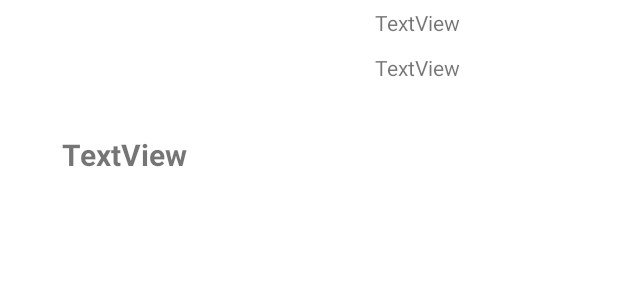
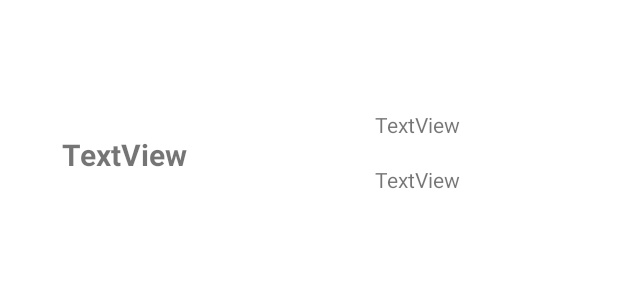
Before and after one commit to colletjea/appKenaii, an Android app: the layout adapter_view_layout.xml on its own in the app's theme, with its tools: preview values and no code run, on a phone screen of 412 x 824 dp. Shown: the top 300 px of the screen. Run offline under Robolectric (Android 15) with nearby library versions, the phone set to English and light mode, and no system bars.

Commit message:
Détails des modifs : - modif listing event

```diff
--- a/app/src/main/res/layout/adapter_view_layout.xml
+++ b/app/src/main/res/layout/adapter_view_layout.xml
@@ -28,12 +28,12 @@
     <LinearLayout
         android:id="@+id/linearLayout"
         android:layout_width="200dp"
-        android:layout_height="60dp"
+        android:layout_height="70dp"
         android:layout_marginStart="20dp"
         android:orientation="vertical"
+        app:layout_constraintBottom_toBottomOf="@+id/textView1"
         app:layout_constraintStart_toEndOf="@+id/textView1"
-        tools:ignore="MissingConstraints"
-        tools:layout_editor_absoluteY="70dp">
+        tools:ignore="MissingConstraints">
 
         <TextView
             android:id="@+id/textView3"
@@ -50,8 +50,8 @@
 
         <TextView
             android:id="@+id/textView2"
-            android:layout_width="200dp"
-            android:layout_height="30dp"
+            android:layout_width="match_parent"
+            android:layout_height="43dp"
             android:gravity="center"
             android:text="TextView" />
 
```
